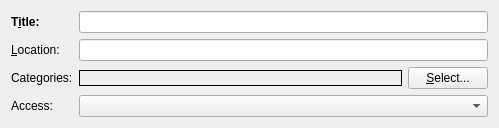
The window that incidenceeditors/incidenceeditor-ng/iegeneralmobile.ui (chusopr/kdepim-ktimetracker-akonadi) describes before a commit, drawn with Qt 5.
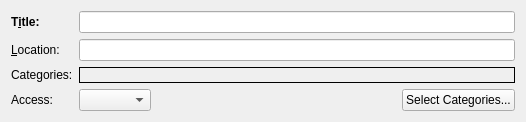
The same window after the commit. Custom widgets are drawn as their Qt base class.

Commit message: Place the categories button on the same line as the access combo to reserve more space for showing selected categories

The edit to the form file:
```diff
--- a/incidenceeditors/incidenceeditor-ng/iegeneralmobile.ui
+++ b/incidenceeditors/incidenceeditor-ng/iegeneralmobile.ui
@@ -6,7 +6,7 @@
    <rect>
     <x>0</x>
     <y>0</y>
-    <width>499</width>
+    <width>526</width>
     <height>119</height>
    </rect>
   </property>
@@ -17,7 +17,7 @@
    <item row="0" column="0">
     <widget class="QLabel" name="label">
      <property name="sizePolicy">
-      <sizepolicy hsizetype="Minimum" vsizetype="Preferred">
+      <sizepolicy hsizetype="Fixed" vsizetype="Preferred">
        <horstretch>0</horstretch>
        <verstretch>0</verstretch>
       </sizepolicy>
@@ -42,10 +42,10 @@
      </property>
     </widget>
    </item>
-   <item row="0" column="1" colspan="2">
+   <item row="0" column="1" colspan="3">
     <widget class="KLineEdit" name="mSummaryEdit">
      <property name="sizePolicy">
-      <sizepolicy hsizetype="MinimumExpanding" vsizetype="Fixed">
+      <sizepolicy hsizetype="Expanding" vsizetype="Fixed">
        <horstretch>0</horstretch>
        <verstretch>0</verstretch>
       </sizepolicy>
@@ -61,7 +61,7 @@
    <item row="1" column="0">
     <widget class="QLabel" name="label_2">
      <property name="sizePolicy">
-      <sizepolicy hsizetype="Minimum" vsizetype="Preferred">
+      <sizepolicy hsizetype="Fixed" vsizetype="Preferred">
        <horstretch>0</horstretch>
        <verstretch>0</verstretch>
       </sizepolicy>
@@ -74,10 +74,10 @@
      </property>
     </widget>
    </item>
-   <item row="1" column="1" colspan="2">
+   <item row="1" column="1" colspan="3">
     <widget class="KLineEdit" name="mLocationEdit">
      <property name="sizePolicy">
-      <sizepolicy hsizetype="MinimumExpanding" vsizetype="Fixed">
+      <sizepolicy hsizetype="Expanding" vsizetype="Fixed">
        <horstretch>0</horstretch>
        <verstretch>0</verstretch>
       </sizepolicy>
@@ -93,7 +93,7 @@
    <item row="2" column="0">
     <widget class="QLabel" name="label_5">
      <property name="sizePolicy">
-      <sizepolicy hsizetype="Minimum" vsizetype="Preferred">
+      <sizepolicy hsizetype="Fixed" vsizetype="Preferred">
        <horstretch>0</horstretch>
        <verstretch>0</verstretch>
       </sizepolicy>
@@ -106,7 +106,7 @@
      </property>
     </widget>
    </item>
-   <item row="2" column="1">
+   <item row="2" column="1" colspan="3">
     <widget class="KSqueezedTextLabel" name="mCategoriesLabel">
      <property name="sizePolicy">
       <sizepolicy hsizetype="Expanding" vsizetype="Fixed">
@@ -128,13 +128,6 @@
      </property>
     </widget>
    </item>
-   <item row="2" column="2">
-    <widget class="QPushButton" name="mSelectCategoriesButton">
-     <property name="text">
-      <string>&amp;Select...</string>
-     </property>
-    </widget>
-   </item>
    <item row="3" column="0">
     <widget class="QLabel" name="label_3">
      <property name="sizePolicy">
@@ -157,8 +150,14 @@
      </property>
     </widget>
    </item>
-   <item row="3" column="1" colspan="2">
+   <item row="3" column="1">
     <widget class="QComboBox" name="mSecrecyCombo">
+     <property name="sizePolicy">
+      <sizepolicy hsizetype="Fixed" vsizetype="Fixed">
+       <horstretch>0</horstretch>
+       <verstretch>0</verstretch>
+      </sizepolicy>
+     </property>
      <property name="toolTip">
       <string extracomment="@info:tooltip">Set the secrecy level</string>
      </property>
@@ -167,6 +166,32 @@
      </property>
     </widget>
    </item>
+   <item row="3" column="3">
+    <widget class="QPushButton" name="mSelectCategoriesButton">
+     <property name="sizePolicy">
+      <sizepolicy hsizetype="Fixed" vsizetype="Fixed">
+       <horstretch>0</horstretch>
+       <verstretch>0</verstretch>
+      </sizepolicy>
+     </property>
+     <property name="text">
+      <string>Select Categories...</string>
+     </property>
+    </widget>
+   </item>
+   <item row="3" column="2">
+    <spacer name="horizontalSpacer">
+     <property name="orientation">
+      <enum>Qt::Horizontal</enum>
+     </property>
+     <property name="sizeHint" stdset="0">
+      <size>
+       <width>40</width>
+       <height>20</height>
+      </size>
+     </property>
+    </spacer>
+   </item>
   </layout>
  </widget>
  <customwidgets>
```
